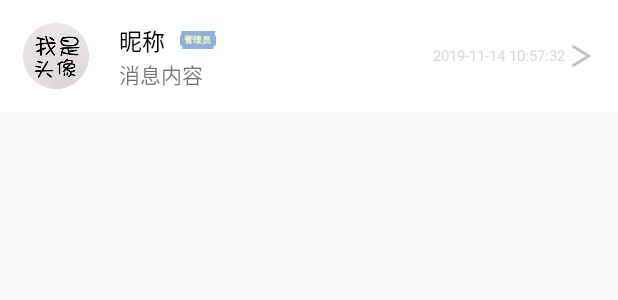
After one commit to ring15/MyGuide, an Android app: the layout item_message.xml on its own in the app's theme, with its tools: preview values and no code run, on a phone screen of 412 x 824 dp. The commit adds this screen. Shown: the top 300 px of the screen. Run offline under Robolectric (Android 15) with nearby library versions, the phone set to English and light mode, and no system bars.

Commit message:
消息列表界面完成

```diff
--- /dev/null
+++ b/app/src/main/res/layout/item_message.xml
@@ -0,0 +1,99 @@
+<?xml version="1.0" encoding="utf-8"?>
+<LinearLayout xmlns:android="http://schemas.android.com/apk/res/android"
+    android:layout_width="match_parent"
+    android:layout_height="wrap_content"
+    xmlns:tools="http://schemas.android.com/tools"
+    android:background="@color/white"
+    android:orientation="horizontal"
+    android:padding="15dp">
+
+        <ImageView
+            android:id="@+id/img_user_avatar"
+            android:layout_width="44dp"
+            android:layout_height="44dp"
+            android:src="@drawable/icon_avatar_default" />
+
+        <LinearLayout
+            android:layout_width="wrap_content"
+            android:layout_height="44dp"
+            android:layout_marginStart="20dp"
+            android:orientation="vertical">
+
+            <LinearLayout
+                android:layout_width="wrap_content"
+                android:layout_height="wrap_content"
+                android:orientation="horizontal">
+
+                <TextView
+                    android:id="@+id/tv_nickname"
+                    android:layout_width="wrap_content"
+                    android:layout_height="wrap_content"
+                    android:layout_gravity="center_vertical"
+                    android:ellipsize="end"
+                    android:lines="1"
+                    android:maxEms="10"
+                    android:text="@string/message_nickname"
+                    android:textColor="@color/black"
+                    android:textSize="15sp" />
+
+                <ImageView
+                    android:id="@+id/img_manager"
+                    android:layout_width="24dp"
+                    android:layout_height="12dp"
+                    android:layout_gravity="center_vertical"
+                    android:layout_marginStart="10dp"
+                    android:src="@drawable/icon_manager"
+                    android:visibility="gone"
+                    tools:visibility="visible" />
+
+            </LinearLayout>
+
+
+            <TextView
+                android:id="@+id/tv_message"
+                android:layout_width="wrap_content"
+                android:layout_height="0dp"
+                android:layout_weight="1"
+                android:ellipsize="end"
+                android:gravity="center_vertical"
+                android:lines="1"
+                android:maxEms="10"
+                android:text="@string/message_content"
+                android:textSize="14sp" />
+
+        </LinearLayout>
+
+        <RelativeLayout
+            android:layout_width="match_parent"
+            android:layout_height="match_parent"
+            android:layout_gravity="center_vertical">
+
+            <LinearLayout
+                android:layout_width="wrap_content"
+                android:layout_height="wrap_content"
+                android:layout_alignParentEnd="true"
+                android:layout_centerVertical="true"
+                android:orientation="horizontal">
+
+                <TextView
+                    android:id="@+id/tv_time"
+                    android:layout_width="wrap_content"
+                    android:layout_height="wrap_content"
+                    android:layout_gravity="center"
+                    android:textColor="@color/gray"
+                    android:textSize="10sp"
+                    tools:text="@string/chat_time" />
+
+
+                <ImageView
+                    android:layout_width="20dp"
+                    android:layout_height="20dp"
+                    android:layout_gravity="center"
+                    android:scaleType="fitCenter"
+                    android:src="@drawable/icon_right_arrow" />
+
+            </LinearLayout>
+
+        </RelativeLayout>
+
+</LinearLayout>
--- a/app/src/main/res/values/strings.xml
+++ b/app/src/main/res/values/strings.xml
@@ -36,6 +36,8 @@
     <string name="message_search_friend">查找好友</string>
     <string name="message_friend_list">好友列表</string>
     <string name="message_black_list">黑名单</string>
+    <string name="message_nickname">昵称</string>
+    <string name="message_content">消息内容</string>
 
     <string name="friends_list_title">好友列表</string>
     <string name="friends_no_friends">还没有好友，快去添加好友吧！</string>
```
Also changed, not shown: app/src/main/java/com/ring/myguide/chat/presenter/ChatPresenter.java (+10 -3 lines), app/src/main/java/com/ring/myguide/chat/view/ChatActivity.java (+5 -7 lines), app/src/main/java/com/ring/myguide/message/MessageContract.java (+11 -0 lines), app/src/main/java/com/ring/myguide/message/model/MessageModel.java (+8 -0 lines), app/src/main/java/com/ring/myguide/message/presenter/MessagePresenter.java (+15 -0 lines), app/src/main/java/com/ring/myguide/message/view/MessageAdapter.java (added, +119 -0 lines), app/src/main/java/com/ring/myguide/message/view/MessageFragment.java (+26 -1 lines).
